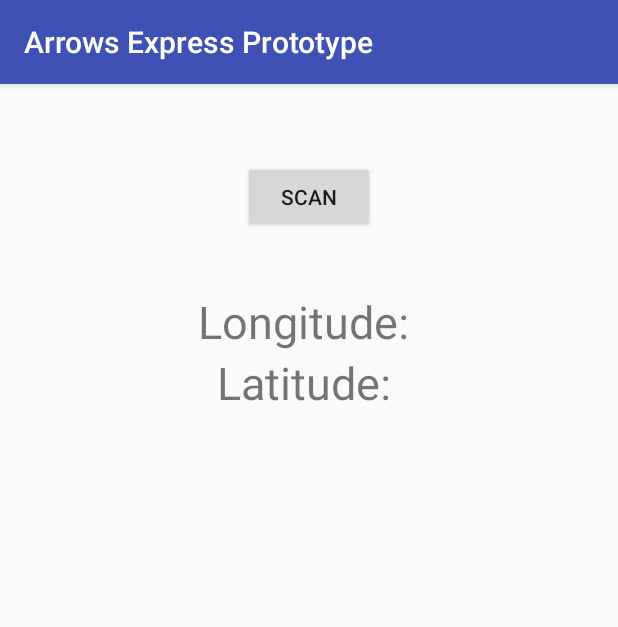
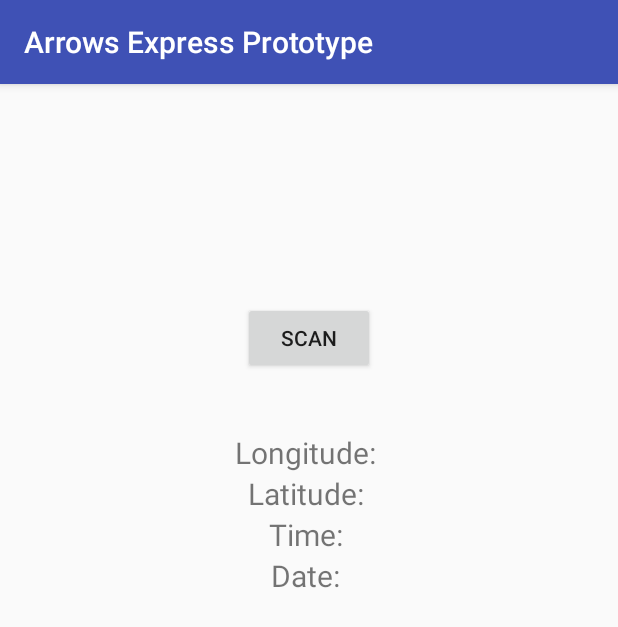
Before and after one commit to Radaaron/COMET-Arrows.Mobile, an Android app: the screen it shows after launch (MainActivity), on a phone screen of 412 x 824 dp. Shown: the top 627 px of the screen. Run offline under Robolectric (Android 15) with nearby library versions, the phone set to English and light mode, and no system bars.

Commit message:
fixed date and time recording

```diff
--- a/ArrowsExpressPrototype/app/src/main/AndroidManifest.xml
+++ b/ArrowsExpressPrototype/app/src/main/AndroidManifest.xml
@@ -5,7 +5,6 @@
     <uses-permission android:name="android.permission.INTERNET" />
     <uses-permission android:name="android.permission.ACCESS_COARSE_LOCATION" />
     <uses-permission android:name="android.permission.ACCESS_FINE_LOCATION"/>
-
     <application
         android:allowBackup="true"
         android:icon="@mipmap/ic_launcher"
--- a/ArrowsExpressPrototype/app/src/main/java/com/example/aaron/arrowsexpressprototype/MainActivity.java
+++ b/ArrowsExpressPrototype/app/src/main/java/com/example/aaron/arrowsexpressprototype/MainActivity.java
@@ -21,13 +21,18 @@ import android.widget.Toast;
 import com.google.zxing.integration.android.IntentIntegrator;
 import com.google.zxing.integration.android.IntentResult;
 
+import java.text.SimpleDateFormat;
+import java.util.Calendar;
+
+
 public class MainActivity extends AppCompatActivity {
 
     public static Activity activity;
     private Button scanBtn;
     private double longitude, latitude;
-    private TextView formatTxt, contentTxt;
-    private TextView longitudeView, latitudeView;
+    private String studentID;
+    private TextView formatView, contentView, longitudeView, latitudeView, timeView, dateView;
+    private Calendar calendar;
     private LocationManager locationManager;
     private LocationListener listener;
 
@@ -37,12 +42,15 @@ public class MainActivity extends AppCompatActivity {
         setContentView(R.layout.activity_main);
         activity = this;
         scanBtn = (Button)findViewById(R.id.scan_button);
-        formatTxt = (TextView)findViewById(R.id.scan_format);
-        contentTxt = (TextView)findViewById(R.id.scan_content);
+        formatView = (TextView)findViewById(R.id.scan_format);
+        contentView = (TextView)findViewById(R.id.scan_content);
         longitudeView = (TextView) findViewById(R.id.longitudeView);
         latitudeView = (TextView) findViewById(R.id.latitudeView);
+        timeView = (TextView) findViewById(R.id.timeView);
+        dateView = (TextView) findViewById(R.id.dateView);
+        locationManager = (LocationManager) getSystemService(LOCATION_SERVICE);
 
-        locationManager = (LocationManager) getSystemService(LOCATION_SERVICE);
+        //here
 
         listener = new LocationListener() {
             @Override
@@ -51,17 +59,14 @@ public class MainActivity extends AppCompatActivity {
                 latitude = location.getLatitude();
                 return;
             }
-
             @Override
             public void onStatusChanged(String s, int i, Bundle bundle) {
                 // no need
             }
-
             @Override
             public void onProviderEnabled(String s) {
                 // no need
             }
-
             @Override
             public void onProviderDisabled(String s) {
                 // wont do anything if it is disabled. Might make it so that it redirects the user to the settings screen
@@ -73,15 +78,15 @@ public class MainActivity extends AppCompatActivity {
     public void onActivityResult(int requestCode, int resultCode, Intent intent) {
         IntentResult scanningResult = IntentIntegrator.parseActivityResult(requestCode, resultCode, intent);
         if (scanningResult != null) {
-            String scanContent = scanningResult.getContents();
+            studentID = scanningResult.getContents();
             String scanFormat = scanningResult.getFormatName();
             if (!scanFormat.equals("CODE_128")) {
                 Toast toast = Toast.makeText(getApplicationContext(),
                         "Invalid barcode type", Toast.LENGTH_SHORT);
                 toast.show();
             } else {
-                formatTxt.setText("FORMAT: " + scanFormat);
-                contentTxt.setText("CONTENT: " + scanContent);
+                formatView.setText("FORMAT: " + scanFormat);
+                contentView.setText("CONTENT: " + studentID);
             }
         }
         else{
@@ -121,9 +126,12 @@ public class MainActivity extends AppCompatActivity {
                     longitudeView.append("\n " + longitude);
                     latitudeView.append("\n " + latitude);
                 }
+                calendar = Calendar.getInstance(); // gets date and time data
+                SimpleDateFormat date = new SimpleDateFormat("MM-dd-yyyy");
+                SimpleDateFormat time = new SimpleDateFormat("HH:mm");// used to store date in month-day-year format
+                dateView.append("\n " + date.format(calendar.getTime()));
+                timeView.append("\n " + time.format(calendar.getTime()));
                 if(view.getId()==R.id.scan_button){
-                        /*ArrayList<String> format = new ArrayList<String>();
-                        format.add("CODE_128");*/
                     IntentIntegrator scanIntegrator = new IntentIntegrator(activity);
                     scanIntegrator.initiateScan();
                 }
--- a/ArrowsExpressPrototype/app/src/main/res/layout/activity_main.xml
+++ b/ArrowsExpressPrototype/app/src/main/res/layout/activity_main.xml
@@ -13,7 +13,7 @@
         android:layout_width="wrap_content"
         android:layout_height="wrap_content"
         android:text="Scan"
-        android:layout_marginTop="35dp"
+        android:layout_marginTop="129dp"
         android:layout_alignParentTop="true"
         android:layout_centerHorizontal="true" />
     <TextView
@@ -22,8 +22,7 @@
         android:layout_height="wrap_content"
         android:textIsSelectable="true"
         android:layout_below="@+id/scan_button"
-        android:layout_alignRight="@+id/scan_content"
-        android:layout_alignEnd="@+id/scan_content" />
+        android:layout_centerHorizontal="true" />
     <TextView
         android:id="@+id/scan_content"
         android:layout_width="wrap_content"
@@ -36,7 +35,7 @@
         android:gravity="center"
         android:layout_height="wrap_content"
         android:text="Longitude: "
-        android:textSize="30sp"
+        android:textSize="20sp"
         android:id="@+id/longitudeView"
         android:layout_below="@+id/scan_content"
         android:layout_alignParentLeft="true"
@@ -46,10 +45,30 @@
         android:gravity="center"
         android:layout_height="wrap_content"
         android:text="Latitude: "
-        android:textSize="30sp"
+        android:textSize="20sp"
         android:id="@+id/latitudeView"
         android:layout_below="@+id/longitudeView"
         android:layout_alignParentLeft="true"
         android:layout_alignParentStart="true" />
+    <TextView
+        android:layout_width="match_parent"
+        android:gravity="center"
+        android:layout_height="wrap_content"
+        android:text="Time: "
+        android:textSize="20sp"
+        android:id="@+id/timeView"
+        android:layout_below="@+id/latitudeView"
+        android:layout_alignParentLeft="true"
+        android:layout_alignParentStart="true" />
+    <TextView
+        android:layout_width="match_parent"
+        android:gravity="center"
+        android:layout_height="wrap_content"
+        android:text="Date: "
+        android:textSize="20sp"
+        android:id="@+id/dateView"
+        android:layout_below="@+id/timeView"
+        android:layout_alignParentLeft="true"
+        android:layout_alignParentStart="true" />
 
 </RelativeLayout>
```
